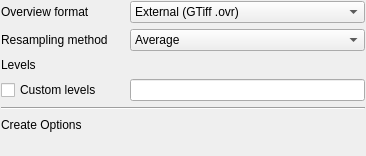
Before: the Qt Designer form src/ui/qgsrasterpyramidsoptionswidgetbase.ui in carsmie/QGIS, drawn with Qt 5.
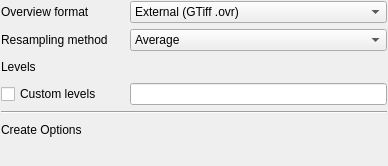
After: the same form once the commit is applied. Custom widgets are drawn as their Qt base class.

Patch:
```diff
--- a/src/ui/qgsrasterpyramidsoptionswidgetbase.ui
+++ b/src/ui/qgsrasterpyramidsoptionswidgetbase.ui
@@ -6,8 +6,8 @@
    <rect>
     <x>0</x>
     <y>0</y>
-    <width>366</width>
-    <height>156</height>
+    <width>388</width>
+    <height>166</height>
    </rect>
   </property>
   <property name="windowTitle">
```
Left out of the diff: 17 changed lines with no effect on the pictures.
